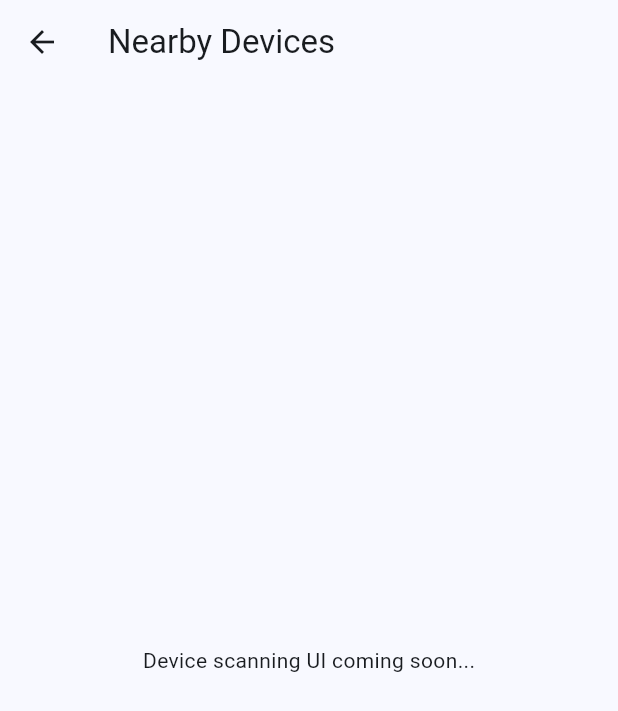
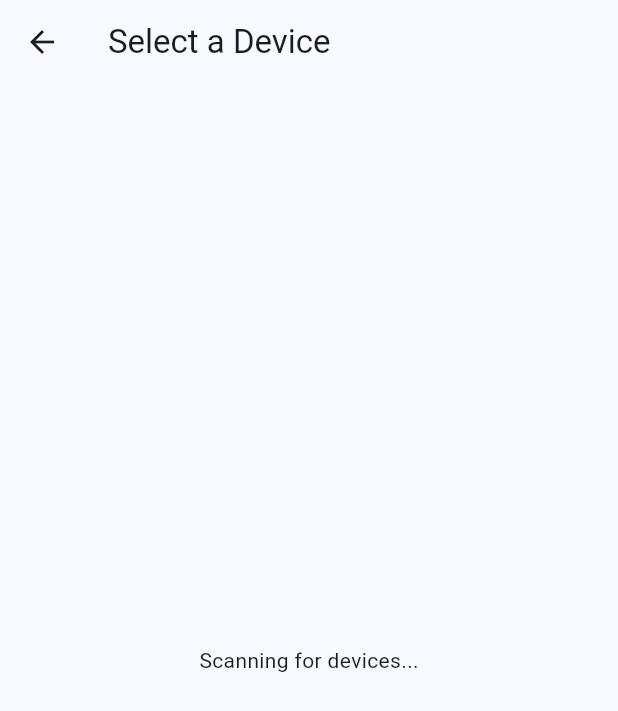
Before and after one commit to WhiteAlejandro/BluBubb, a Flutter app: the screen it shows after launch, after a tap on "Connect to a Device", on a phone screen of 412 x 824 dp. Shown: the top 711 px of the screen. Run offline on Flutter 3.47's test engine with Material 3 defaults, Android fonts, the light colour scheme and no system bars; our stand-ins replace flutter_blue_plus, fluttertoast, permission_handler.

Commit message:
Connect a Device screen now scans for nearby bluetooth devices and displays them to the screen

```diff
--- a/lib/main.dart
+++ b/lib/main.dart
@@ -19,11 +19,12 @@
         colorScheme: ColorScheme.fromSeed(seedColor: Colors.blue),
         useMaterial3: true, // Use Material 3 styling
       ),
-      // Set up initial and named routes for navigation
+      // Set the initial screen to the home screen
       initialRoute: '/',
+      // Define named routes for navigation
       routes: {
         '/': (context) => const HomeScreen(),
-        '/scan': (context) => const DeviceScanScreen(),
+        '/scan': (context) => DeviceScanScreen(),
         '/saved': (context) => const SavedChatsScreen(),
       },
     );
--- a/lib/screens/device_scan_screen.dart
+++ b/lib/screens/device_scan_screen.dart
@@ -1,18 +1,107 @@
 import 'package:flutter/material.dart';
+import 'package:flutter_blue_plus/flutter_blue_plus.dart';
+import 'package:fluttertoast/fluttertoast.dart';
+import 'package:permission_handler/permission_handler.dart';
 
-// This screen will display nearby Bluetooth devices
-class DeviceScanScreen extends StatelessWidget {
+class DeviceScanScreen extends StatefulWidget {
   const DeviceScanScreen({super.key});
+
+  @override
+  _DeviceScanScreenState createState() => _DeviceScanScreenState();
+}
+
+class _DeviceScanScreenState extends State<DeviceScanScreen> {
+  List<BluetoothDevice> _devicesList = [];
+  bool _isScanning = false;
+
+  @override
+  void initState() {
+    super.initState();
+    _checkPermissionsAndScan();
+  }
+
+  @override
+  void dispose() {
+    _isScanning = false;
+    FlutterBluePlus.stopScan();
+    super.dispose();
+  }
+
+  // Check permissions and listen for adapter state before scanning
+  Future<void> _checkPermissionsAndScan() async {
+    await [
+      Permission.bluetooth,
+      Permission.bluetoothScan,
+      Permission.bluetoothConnect,
+      Permission.locationWhenInUse,
+    ].request();
+
+    // Listen for state changes (to handle cases when Bluetooth is turned on after page load)
+    FlutterBluePlus.adapterState.listen((state) {
+      if (state == BluetoothAdapterState.on && !_isScanning) {
+        _startScan();
+      }
+    });
+
+    // Start scan immediately if Bluetooth is already on
+    final currentState = await FlutterBluePlus.adapterState.first;
+    if (currentState == BluetoothAdapterState.on) {
+      _startScan();
+    } else {
+      Fluttertoast.showToast(
+        msg: "Please enable Bluetooth to scan.",
+        toastLength: Toast.LENGTH_SHORT,
+        gravity: ToastGravity.BOTTOM,
+      );
+    }
+  }
+
+  void _startScan() {
+    _isScanning = true;
+    _devicesList.clear();
+    FlutterBluePlus.startScan(timeout: const Duration(seconds: 4));
+
+    FlutterBluePlus.scanResults.listen((results) {
+      for (ScanResult r in results) {
+        if (!_devicesList.any((d) => d.id == r.device.id)) {
+          setState(() {
+            _devicesList.add(r.device);
+          });
+        }
+      }
+    });
+  }
+
+  void _connectToDevice(BluetoothDevice device) async {
+    try {
+      await device.connect();
+      Navigator.pushNamed(context, '/chat', arguments: device);
+    } catch (e) {
+      Fluttertoast.showToast(
+        msg: "Connection failed",
+        toastLength: Toast.LENGTH_SHORT,
+        gravity: ToastGravity.BOTTOM,
+      );
+    }
+  }
 
   @override
   Widget build(BuildContext context) {
     return Scaffold(
-      appBar: AppBar(
-        title: const Text('Nearby Devices'),
-      ),
-      body: const Center(
-        child: Text('Device scanning UI coming soon...'),
-      ),
+      appBar: AppBar(title: const Text("Select a Device")),
+      body: _devicesList.isEmpty
+          ? const Center(child: Text("Scanning for devices..."))
+          : ListView.builder(
+              itemCount: _devicesList.length,
+              itemBuilder: (context, index) {
+                final device = _devicesList[index];
+                return ListTile(
+                  title: Text(device.name.isNotEmpty ? device.name : "Unknown Device"),
+                  subtitle: Text(device.id.toString()),
+                  onTap: () => _connectToDevice(device),
+                );
+              },
+            ),
     );
   }
 }
--- a/lib/screens/home_screen.dart
+++ b/lib/screens/home_screen.dart
@@ -28,7 +28,7 @@ class HomeScreen extends StatelessWidget {
                 Navigator.push(
                   context,
                   MaterialPageRoute(
-                      builder: (context) => const DeviceScanScreen()),
+                      builder: (context) => DeviceScanScreen()),
                 );
               },
               child: const Text('Connect to a Device'),
--- a/pubspec.yaml
+++ b/pubspec.yaml
@@ -30,6 +30,8 @@ environment:
 dependencies:
   flutter:
     sdk: flutter
+  fluttertoast: ^8.2.4
+  permission_handler: ^11.2.0
 
   # The following adds the Cupertino Icons font to your application.
   # Use with the CupertinoIcons class for iOS style icons.
```
Also changed, not shown: 2 other files.
